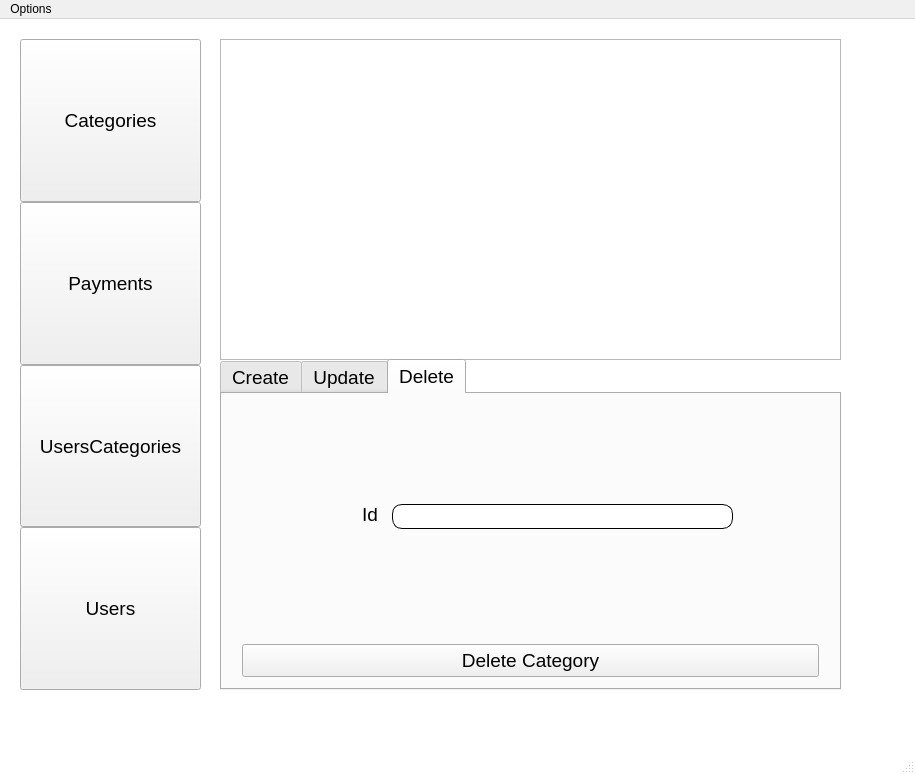
The window that mainwindow.ui (ihareal/budgeting) describes before a commit, drawn with Qt 5.
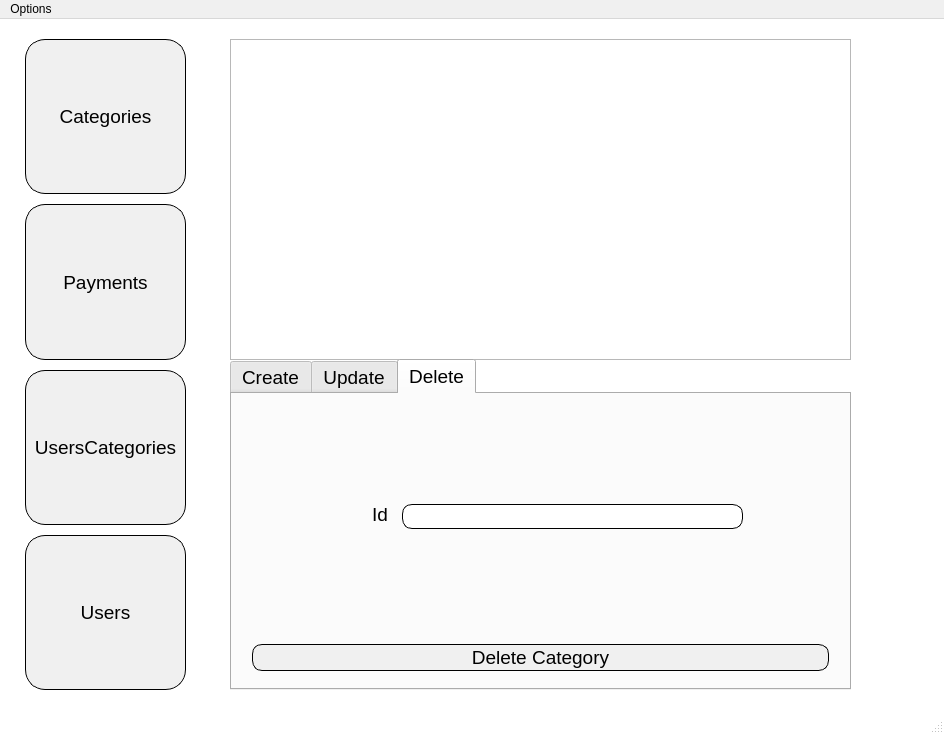
The same window after the commit. The open tabs and pages were chosen to show the change.

Commit message: Change vertical layout design for admin and user pages

```diff
--- a/mainwindow.ui
+++ b/mainwindow.ui
@@ -2,12 +2,15 @@
 <ui version="4.0">
  <class>MainWindow</class>
  <widget class="QMainWindow" name="MainWindow">
+  <property name="enabled">
+   <bool>true</bool>
+  </property>
   <property name="geometry">
    <rect>
     <x>0</x>
     <y>0</y>
-    <width>915</width>
-    <height>774</height>
+    <width>944</width>
+    <height>734</height>
    </rect>
   </property>
   <property name="font">
@@ -46,6 +49,9 @@
     </property>
     <item>
      <widget class="QStackedWidget" name="stackedWidget">
+      <property name="enabled">
+       <bool>true</bool>
+      </property>
       <property name="minimumSize">
        <size>
         <width>0</width>
@@ -676,17 +682,26 @@
          <rect>
           <x>20</x>
           <y>20</y>
-          <width>181</width>
+          <width>171</width>
           <height>651</height>
          </rect>
         </property>
         <layout class="QVBoxLayout" name="navigationPanel">
          <property name="spacing">
-          <number>0</number>
+          <number>10</number>
          </property>
          <property name="sizeConstraint">
           <enum>QLayout::SetDefaultConstraint</enum>
          </property>
+         <property name="leftMargin">
+          <number>5</number>
+         </property>
+         <property name="topMargin">
+          <number>0</number>
+         </property>
+         <property name="rightMargin">
+          <number>5</number>
+         </property>
          <item>
           <widget class="QPushButton" name="categoriesOpenTableBtn">
            <property name="sizePolicy">
@@ -707,7 +722,10 @@
            <property name="styleSheet">
             <string notr="true">#categoriesOpenTableBtn{
 background-color: #F0F0F0;
-border-color: yellow;
+border-style: outset;
+border-width: 1px;
+border-color:  black;
+border-radius: 20px;
 color: black;
 }
 
@@ -738,7 +756,10 @@
            <property name="styleSheet">
             <string notr="true">#paymentsOpenTableBtn{
 background-color: #F0F0F0;
-border-color: yellow;
+border-style: outset;
+border-width: 1px;
+border-color:  black;
+border-radius: 20px;
 color: black;
 }
 
@@ -769,7 +790,10 @@
            <property name="styleSheet">
             <string notr="true">#usersCategoriesOpenTableBtn{
 background-color: #F0F0F0;
-border-color: yellow;
+border-style: outset;
+border-width: 1px;
+border-color:  black;
+border-radius: 20px;
 color: black;
 }
 
@@ -800,7 +824,10 @@
            <property name="styleSheet">
             <string notr="true">#usersOpenTableBtn{
 background-color: #F0F0F0;
-border-color: yellow;
+border-style: outset;
+border-width: 1px;
+border-color:  black;
+border-radius: 20px;
 color: black;
 }
 
@@ -817,11 +844,14 @@
         </layout>
        </widget>
        <widget class="QStackedWidget" name="TablesStackedWidget">
+        <property name="enabled">
+         <bool>true</bool>
+        </property>
         <property name="geometry">
          <rect>
-          <x>190</x>
+          <x>200</x>
           <y>20</y>
-          <width>681</width>
+          <width>671</width>
           <height>671</height>
          </rect>
         </property>
@@ -830,6 +860,9 @@
         </property>
         <widget class="QWidget" name="categoriesPage">
          <widget class="QTableView" name="categoriesTableView">
+          <property name="enabled">
+           <bool>true</bool>
+          </property>
           <property name="geometry">
            <rect>
             <x>30</x>
@@ -1172,7 +1205,7 @@
               <x>20</x>
               <y>250</y>
               <width>577</width>
-              <height>33</height>
+              <height>27</height>
              </rect>
             </property>
             <property name="font">
@@ -1184,12 +1217,11 @@
             <property name="styleSheet">
              <string notr="true">#categoriesDeleteButton{
 background-color: #F0F0F0;
-/* color: green; */
-color: black;
-/* border-style: double;
+border-style: outset;
 border-width: 1px;
-border-color:	#E87F6F;
-*/
+border-color: black;
+color: black;
+border-radius: 10px;
 }
 
 #categoriesDeleteButton:hover{
@@ -2850,8 +2882,8 @@
     <rect>
      <x>0</x>
      <y>0</y>
-     <width>915</width>
-     <height>20</height>
+     <width>944</width>
+     <height>21</height>
     </rect>
    </property>
    <property name="palette">
```
Left out of the diff: 228 changed lines with no effect on the pictures. The commit also changes 1 other file.
